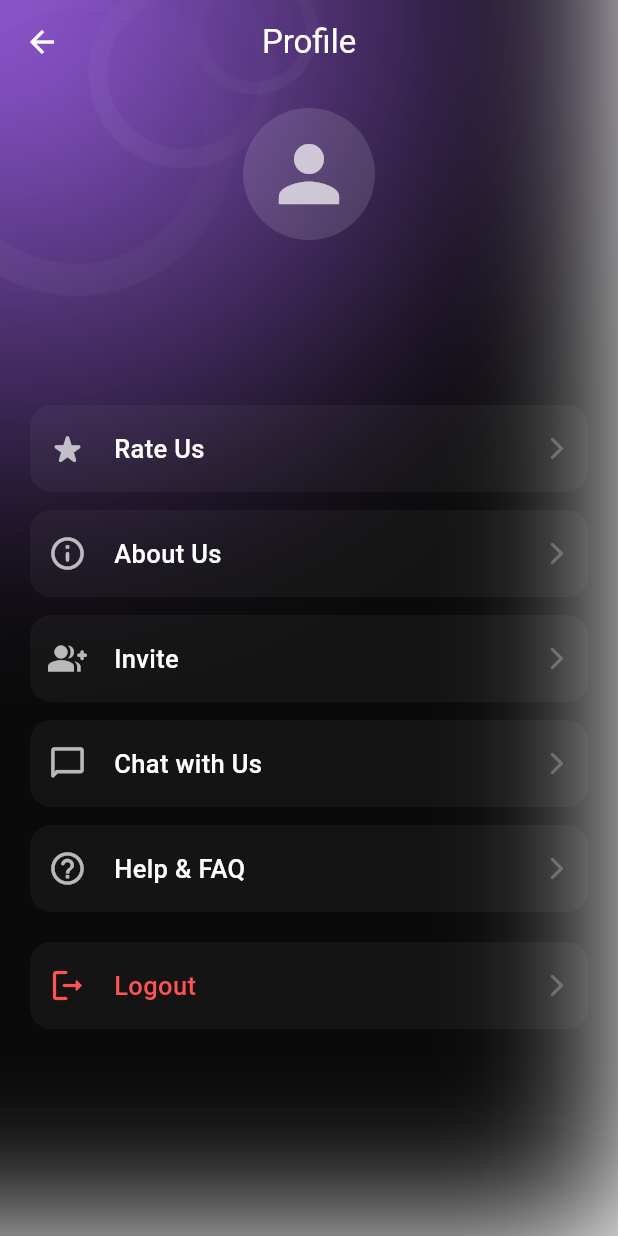
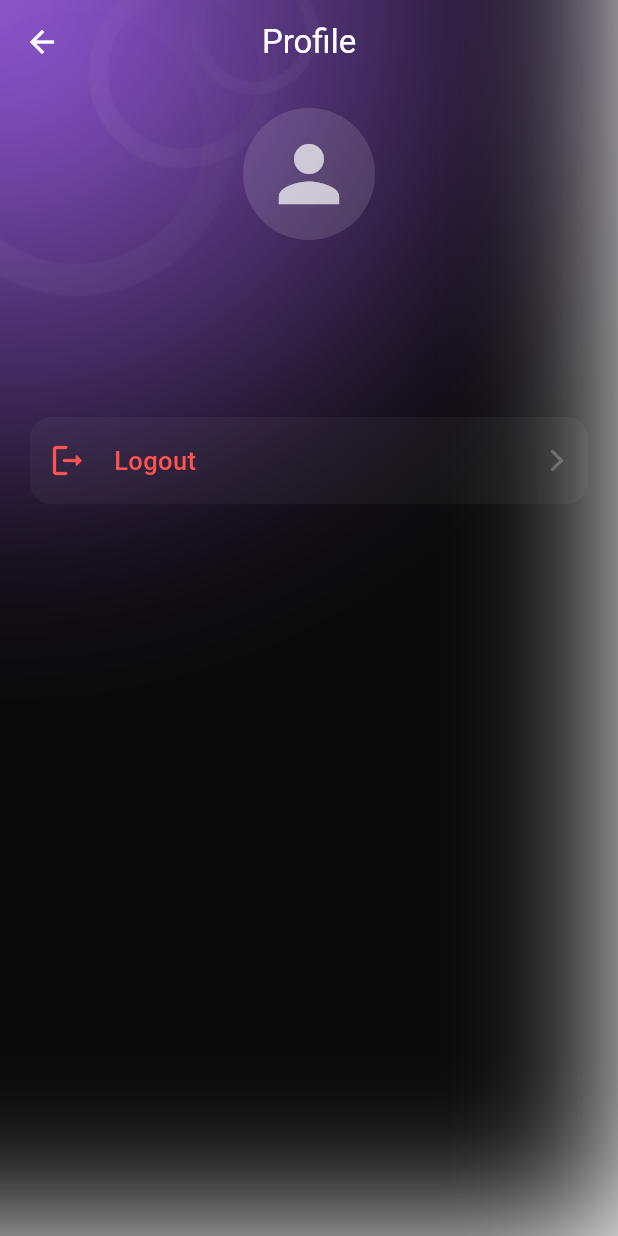
Before and after one commit to devarshkikani/dhanra, a Flutter app: the ProfileScreen screen opened directly, on a phone screen of 412 x 824 dp. Run offline on Flutter 3.47's test engine with Material 3 defaults, Android fonts, the light colour scheme and no system bars; our stand-ins replace cloud_firestore, equatable, firebase_auth, firebase_core, fl_chart, flutter_bloc and 6 more; missing offline and left inert: another_telephony; accounts and stored records are empty.

Commit message:
update package name

```diff
--- a/lib/features/profile/profile_screen.dart
+++ b/lib/features/profile/profile_screen.dart
@@ -131,31 +131,31 @@ class _ProfileScreenState extends State<ProfileScreen> {
                   ),
                   const SizedBox(height: 28),
                   // Profile Options
-                  _ProfileOption(
-                    icon: Icons.star_rate_rounded,
-                    label: 'Rate Us',
-                    onTap: () {},
-                  ),
-                  _ProfileOption(
-                    icon: Icons.info_outline_rounded,
-                    label: 'About Us',
-                    onTap: () {},
-                  ),
-                  _ProfileOption(
-                    icon: Icons.group_add_rounded,
-                    label: 'Invite',
-                    onTap: () {},
-                  ),
-                  _ProfileOption(
-                    icon: Icons.chat_bubble_outline_rounded,
-                    label: 'Chat with Us',
-                    onTap: () {},
-                  ),
-                  _ProfileOption(
-                    icon: Icons.help_outline_rounded,
-                    label: 'Help & FAQ',
-                    onTap: () {},
-                  ),
+                  // _ProfileOption(
+                  //   icon: Icons.star_rate_rounded,
+                  //   label: 'Rate Us',
+                  //   onTap: () {},
+                  // ),
+                  // _ProfileOption(
+                  //   icon: Icons.info_outline_rounded,
+                  //   label: 'About Us',
+                  //   onTap: () {},
+                  // ),
+                  // _ProfileOption(
+                  //   icon: Icons.group_add_rounded,
+                  //   label: 'Invite',
+                  //   onTap: () {},
+                  // ),
+                  // _ProfileOption(
+                  //   icon: Icons.chat_bubble_outline_rounded,
+                  //   label: 'Chat with Us',
+                  //   onTap: () {},
+                  // ),
+                  // _ProfileOption(
+                  //   icon: Icons.help_outline_rounded,
+                  //   label: 'Help & FAQ',
+                  //   onTap: () {},
+                  // ),
                   const SizedBox(height: 8),
                   // Logout Option (highlighted)
                   _ProfileOption(
```
Also changed, not shown: lib/features/dashboard/presentation/dashboard_screen.dart (+16 -16 lines), lib/firebase_options.dart, 5 other files.
